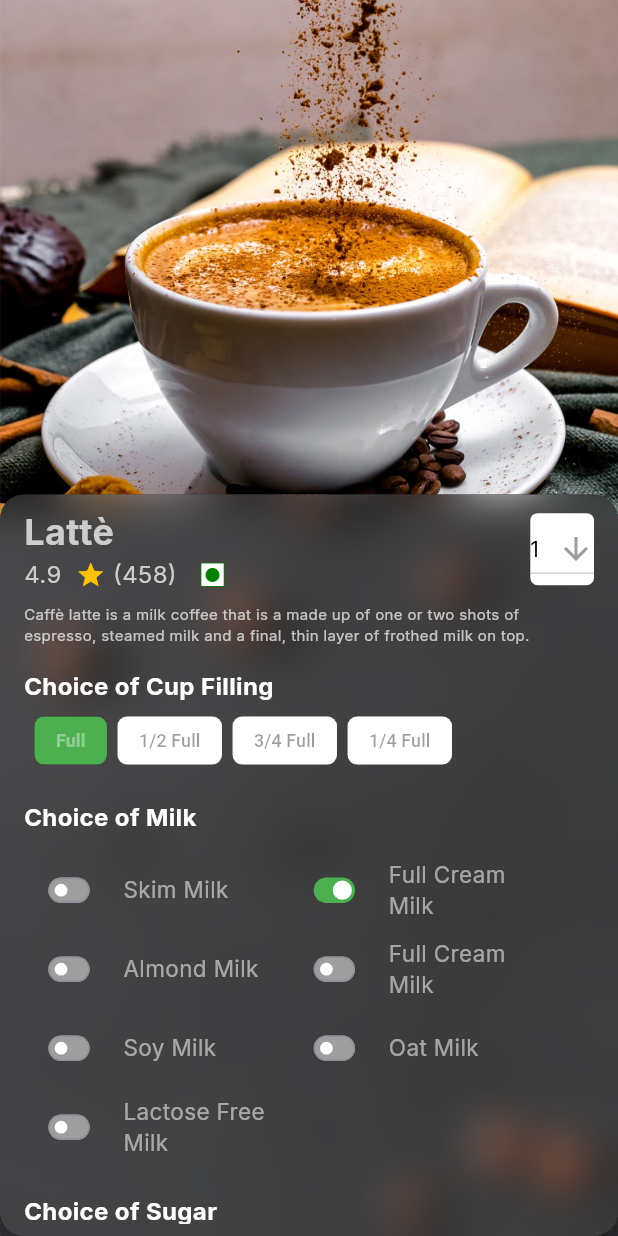
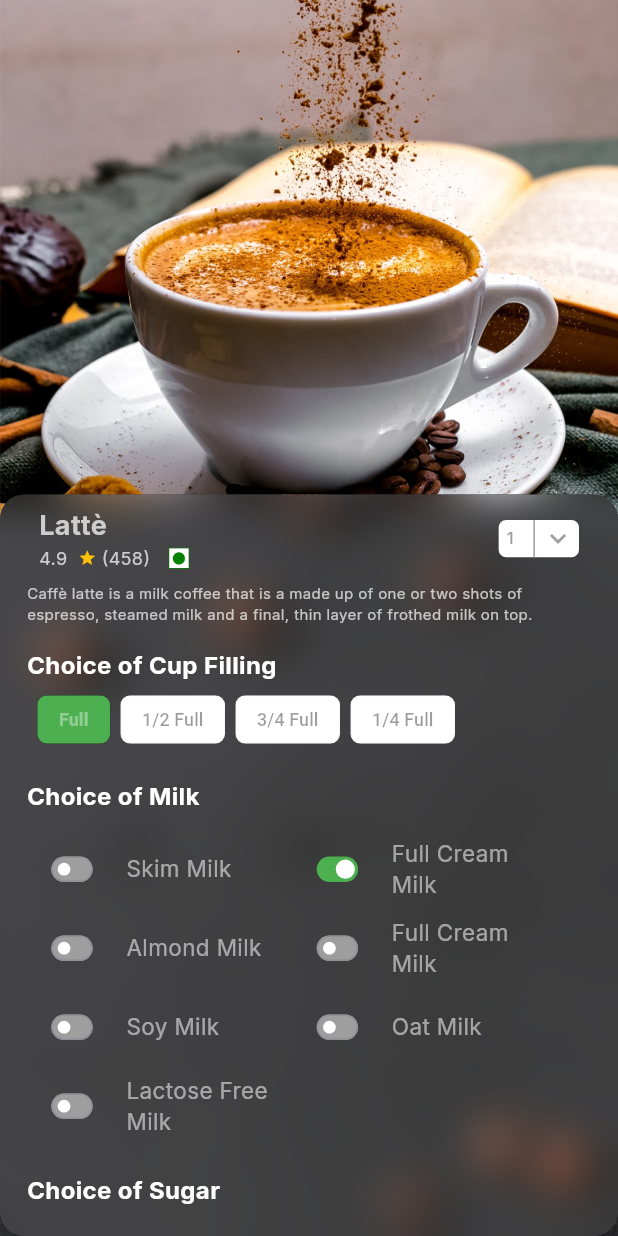
Before and after one commit to RahulShaw321/swift_cafe, a Flutter app: the HomeScreen screen opened by its route, after a tap on "Latte", on a phone screen of 412 x 824 dp. Run offline on Flutter 3.47's test engine with Material 3 defaults, Android fonts, the phone set to English and light mode, and no system bars; our stand-ins replace go_router, google_fonts.

Commit message:
Drop down menu and switch updated in product page.

```diff
--- a/lib/pages/product_page.dart
+++ b/lib/pages/product_page.dart
@@ -1,3 +1,5 @@
+import 'dart:math';
+
 import 'package:flutter/material.dart';
 import 'package:google_fonts/google_fonts.dart';
 import 'package:swift_cafe_app/widgets/custom_switch.dart';
@@ -50,13 +52,15 @@ class ProductPage extends StatelessWidget {
                         height: deviceHeight * 0.6,
                         width: deviceWidth,
                         padding:
-                            EdgeInsets.symmetric(horizontal: 16, vertical: 8),
+                            EdgeInsets.symmetric(horizontal: 18, vertical: 8),
                         child: SingleChildScrollView(
                           child: Column(
                             crossAxisAlignment: CrossAxisAlignment.start,
                             children: [
                               // Title and Rating Row
-                              Row(
+                              Padding(
+                                padding: EdgeInsets.symmetric(horizontal: 8.0),
+                                child: Row(
                                   mainAxisAlignment:
                                       MainAxisAlignment.spaceBetween,
                                   children: [
@@ -67,9 +71,9 @@ class ProductPage extends StatelessWidget {
                                         Text(
                                           'Lattè',
                                           style: GoogleFonts.inter(
-                                          fontSize: 24,
-                                          color:
-                                              Color.fromRGBO(205, 205, 205, 1),
+                                            fontSize: 18,
+                                            color: Color.fromRGBO(
+                                                205, 205, 205, 1),
                                             fontWeight: FontWeight.bold,
                                           ),
                                         ),
@@ -78,30 +82,33 @@ class ProductPage extends StatelessWidget {
                                             Text(
                                               '4.9  ',
                                               style: GoogleFonts.inter(
-                                              fontSize: 16,
+                                                fontSize: 12,
                                                 color: Color.fromRGBO(
                                                     205, 205, 205, 1),
                                               ),
                                             ),
                                             Icon(Icons.star,
-                                              color: Colors.amber, size: 20),
+                                                color: Colors.amber, size: 12),
                                             Text(
                                               ' (458)   ',
                                               style: GoogleFonts.inter(
-                                              fontSize: 16,
+                                                fontSize: 12,
                                                 color: Color.fromRGBO(
                                                     205, 205, 205, 1),
                                               ),
                                             ),
                                             Image.asset(
                                               'assets/images/veg.png',
-                                            height: deviceHeight * 0.023,
+                                              height: deviceHeight * 0.02,
                                             ),
                                           ],
                                         ),
                                       ],
                                     ),
                                     Container(
+                                      height: deviceHeight * 0.03,
+                                      width: deviceWidth * 0.13,
+                                      alignment: Alignment.center,
                                       decoration: BoxDecoration(
                                         color: Colors
                                             .white, // Background color of the dropdown
@@ -109,33 +116,77 @@ class ProductPage extends StatelessWidget {
                                       ),
                                       child: DropdownButton<int>(
                                         value: 1,
-
+                                        isExpanded:
+                                            true, // Ensures the full width is used
                                         items: List.generate(10, (index) {
                                           return DropdownMenuItem<int>(
                                             value: index + 1,
                                             child: Text(
-                                            '${index + 1} ',
+                                              '${index + 1}',
                                               style: GoogleFonts.inter(
+                                                fontSize: 11,
                                                 color: Colors
-                                                  .black, // Text color of dropdown items
+                                                    .grey, // Text color of dropdown items
                                               ),
                                             ),
                                           );
                                         }),
                                         onChanged: (value) {},
-                                      dropdownColor: Colors.grey
-                                          .shade900, // Dropdown background color
+
+                                        // Custom Row for the selected item and arrow
+                                        selectedItemBuilder: (context) {
+                                          return List.generate(10, (index) {
+                                            return Row(
+                                              mainAxisAlignment:
+                                                  MainAxisAlignment.spaceEvenly,
+                                              children: [
+                                                SizedBox(
+                                                  width: 5,
+                                                ),
+                                                Text(
+                                                  '${index + 1}',
+                                                  style: GoogleFonts.inter(
+                                                    fontSize: 11,
+                                                    color: Colors
+                                                        .grey, // Selected item text color
+                                                  ),
+                                                ),
+                                                SizedBox(
+                                                  width: deviceWidth * 0.02,
+                                                ),
+                                                const VerticalDivider(
+                                                  thickness: 1,
+                                                  width: 10,
+                                                  color: Colors
+                                                      .grey, // Divider color
+                                                ),
+                                                Transform.rotate(
+                                                  angle: pi / 2.0,
+                                                  child: Icon(
+                                                    Icons.navigate_next,
+                                                    size: deviceHeight * 0.026,
+                                                    color: Colors
+                                                        .grey, // Icon color
+                                                  ),
+                                                ),
+                                                SizedBox(
+                                                  width: 3,
+                                                ),
+                                              ],
+                                            );
+                                          });
+                                        },
+                                        icon: SizedBox(),
+                                        underline: SizedBox(),
+                                        dropdownColor: Colors
+                                            .white, // Dropdown background color
                                         iconEnabledColor: Colors.grey,
-                                      icon: Icon(
-                                        Icons.arrow_downward,
-                                      ), // Dropdown icon color
-                                      style: GoogleFonts.inter(
-                                        color: Colors
-                                            .white, // Text color of the selected item
-                                      ), // Selected item text color
+                                        iconSize: deviceHeight *
+                                            0.025, // Dropdown icon size
                                       ),
                                     ),
                                   ],
+                                ),
                               ),
                               const SizedBox(height: 8),
                               Text(
--- a/lib/widgets/custom_switch.dart
+++ b/lib/widgets/custom_switch.dart
@@ -1,4 +1,4 @@
-import 'dart:ffi';
+
 
 import 'package:flutter/cupertino.dart';
 import 'package:flutter/material.dart';
--- a/lib/widgets/list_view_card.dart
+++ b/lib/widgets/list_view_card.dart
@@ -34,9 +34,7 @@ class ListViewCard extends StatelessWidget {
           ),
           child: Glassmorphism(
             roundedEdges: deviceHeight * 0.02,
-            widget: NoisyBackground(
-              deviceHeight: deviceHeight,
-              ForegroundWidget: Container(
+            widget:  Container(
                 padding:
                     EdgeInsets.all(deviceHeight * 0.02), // Padding inside the card
                 child: Row(
@@ -144,7 +142,7 @@ class ListViewCard extends StatelessWidget {
             ),
           ),
         ),
-      ),
+
     );
   }
 }
```
Also changed, not shown: lib/main.dart (+4 -5 lines), 1 other file. Lines whose indentation alone changed are shown as unchanged.
